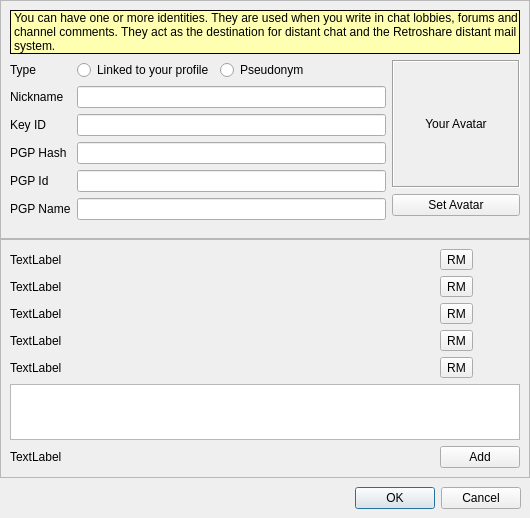
First picture: the form in retroshare-gui/src/gui/Identity/IdEditDialog.ui, repository RetroShare/RetroShare, before the edit.
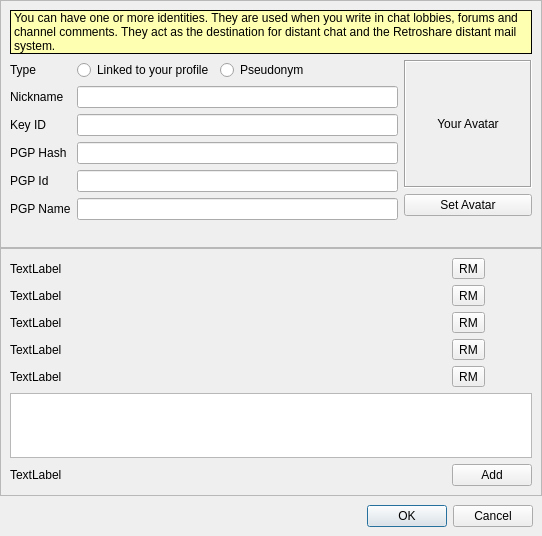
Second picture: the form after the edit. Icons and pictures are not drawn. Custom widgets are drawn as their Qt base class.

```diff
--- a/retroshare-gui/src/gui/Identity/IdEditDialog.ui
+++ b/retroshare-gui/src/gui/Identity/IdEditDialog.ui
@@ -6,8 +6,8 @@
    <rect>
     <x>0</x>
     <y>0</y>
-    <width>530</width>
-    <height>518</height>
+    <width>542</width>
+    <height>536</height>
    </rect>
   </property>
   <property name="sizePolicy">
@@ -464,7 +464,7 @@
     </widget>
    </item>
    <item>
-    <widget class="QFrame" name="frame">
+    <widget class="QFrame" name="frame_Button">
      <layout class="QHBoxLayout" name="horizontalLayout_2">
       <property name="spacing">
        <number>9</number>
```
Left out of the diff: 56 changed lines with no effect on the pictures.
